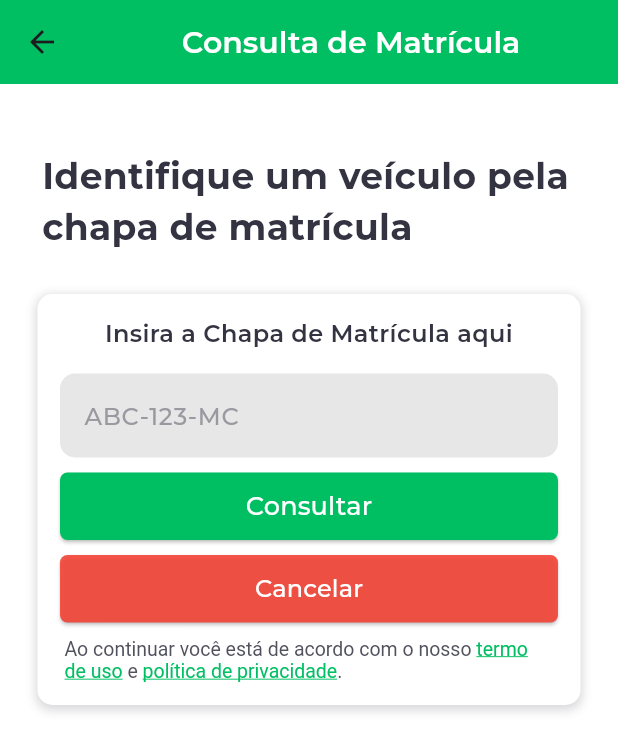
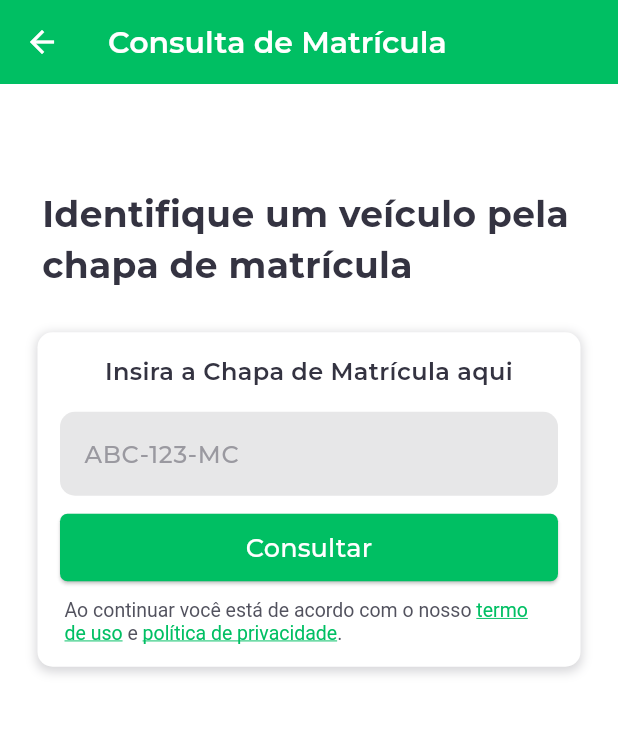
Before and after one commit to auriocole/inatro_app, a Flutter app: the Querywidget screen opened directly, on a phone screen of 412 x 824 dp. Shown: the top 752 px of the screen. Run offline on Flutter 3.47's test engine with Material 3 defaults, Android fonts, the phone set to English and light mode, and no system bars; our stand-ins replace cloud_firestore, firebase_auth, firebase_core, firebase_messaging, get; missing offline and left inert: mpesa_sdk_mz; accounts and stored records are empty.

Commit message:
style(profile): insert border radius to profile top container

```diff
--- a/lib/app/views/widgets/query/QueryWidget.dart
+++ b/lib/app/views/widgets/query/QueryWidget.dart
@@ -32,15 +32,20 @@ class _QuerywidgetState extends State<Querywidget> {
     return Scaffold(
       backgroundColor: Colors.white,
       appBar: AppBar(
+        leading: IconButton(
+          icon: const Icon(Icons.arrow_back),
+          color: Colors.white,
+          onPressed: () {
+            Get.back();
+          },
+        ),
         backgroundColor: primary,
-        title: const Center(
-          child: Text(
-            'Consulta de Matrícula',
-            style: TextStyle(
-              color: Colors.white,
-              fontWeight: FontWeight.w600,
-              fontSize: 20,
-            ),
+        title: const Text(
+          'Consulta de Matrícula',
+          style: TextStyle(
+            color: Colors.white,
+            fontWeight: FontWeight.w600,
+            fontSize: 20,
           ),
         ),
       ),
@@ -106,7 +111,7 @@ class _QuerywidgetState extends State<Querywidget> {
                             isPasswordField: false,
                           ),
                         ),
-                        const SizedBox(height: 10,),
+                        const SizedBox(height: 12,),
                         Container(
                           width: double.infinity,
                           height: 45,
@@ -125,7 +130,6 @@ class _QuerywidgetState extends State<Querywidget> {
                             ),
                             onPressed: () {
                               String plate = plateController.text;
-
                               if (plate.isEmpty) {
                                 Get.snackbar("Preencha o campo", "");
                                 throw "Preencha o campo";
@@ -148,37 +152,7 @@ class _QuerywidgetState extends State<Querywidget> {
                             ),
                           ),
                         ),
-                        const SizedBox(height: 10,),
-                        Container(
-                          width: double.infinity,
-                          height: 45,
-                          margin: const EdgeInsets.symmetric(horizontal: 15),
-                          decoration: BoxDecoration(
-                            borderRadius: BorderRadius.circular(1),
-                          ),
-                          child: ElevatedButton(
-                            style: ButtonStyle(
-                              shape: WidgetStateProperty.all(
-                                RoundedRectangleBorder(
-                                  borderRadius: BorderRadius.circular(5.0),
-                                ),
-                              ),
-                              backgroundColor: WidgetStateProperty.all(Colors.red.withOpacity(0.9)),
-                            ),
-                            onPressed: () {
-                              Get.offAll(() => const HomePage());
-                            },
-                            child: const Text(
-                              "Cancelar",
-                              style: TextStyle(
-                                fontSize: 16,
-                                color: Colors.white,
-                                fontWeight: FontWeight.w500
-                              ),
-                            ),
-                          ),
-                        ),
-                        const SizedBox(height: 10,),
+                        const SizedBox(height: 12,),
                         Container(
                           margin: const EdgeInsets.symmetric(horizontal: 18),
                           child: RichText(
--- a/lib/app/views/widgets/userData/ProfileWidget.dart
+++ b/lib/app/views/widgets/userData/ProfileWidget.dart
@@ -28,7 +28,7 @@ class _ProfileWidgetState extends State<ProfileWidget> {
           },
         ),
         title: const Text(
-          'Dados do Utilizador',
+          'Meu Perfil',
           style: TextStyle(
             color: Colors.white,
             fontWeight: FontWeight.w600,
@@ -45,7 +45,11 @@ class _ProfileWidgetState extends State<ProfileWidget> {
                 width: MediaQuery.of(context).size.width,
                 height: 200,
                 decoration: const BoxDecoration(
-                  color: primary
+                  color: primary,
+                  borderRadius: BorderRadius.only(
+                    bottomLeft: Radius.circular(50),
+                    bottomRight: Radius.circular(50),
+                  )
                 ),
                 child: Column(
                   children: <Widget> [
```
